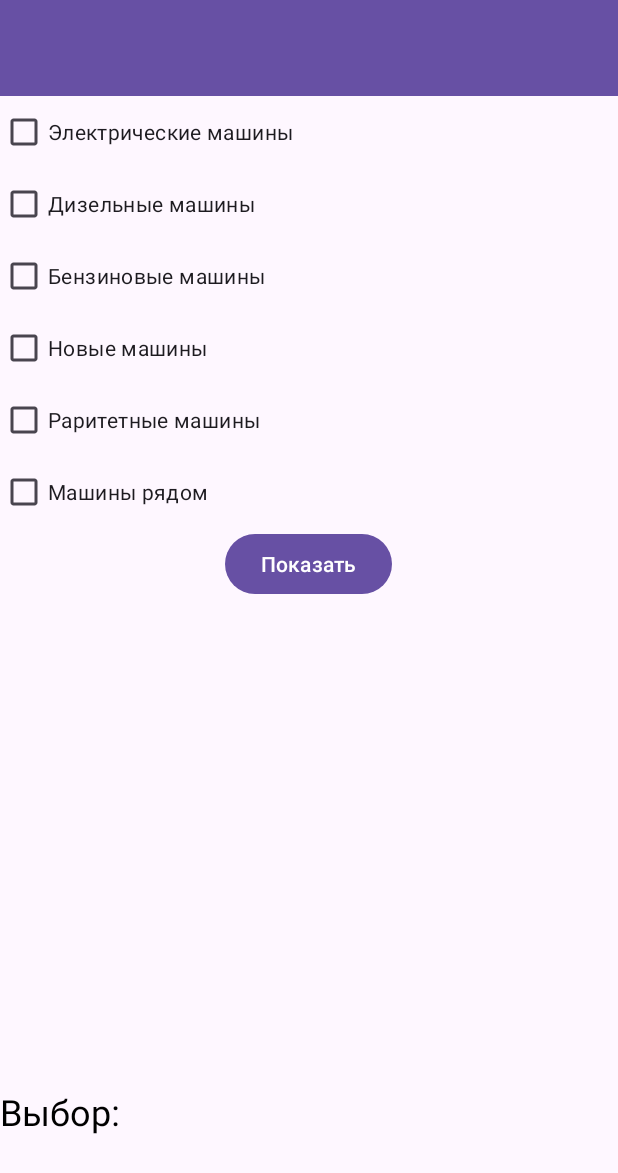
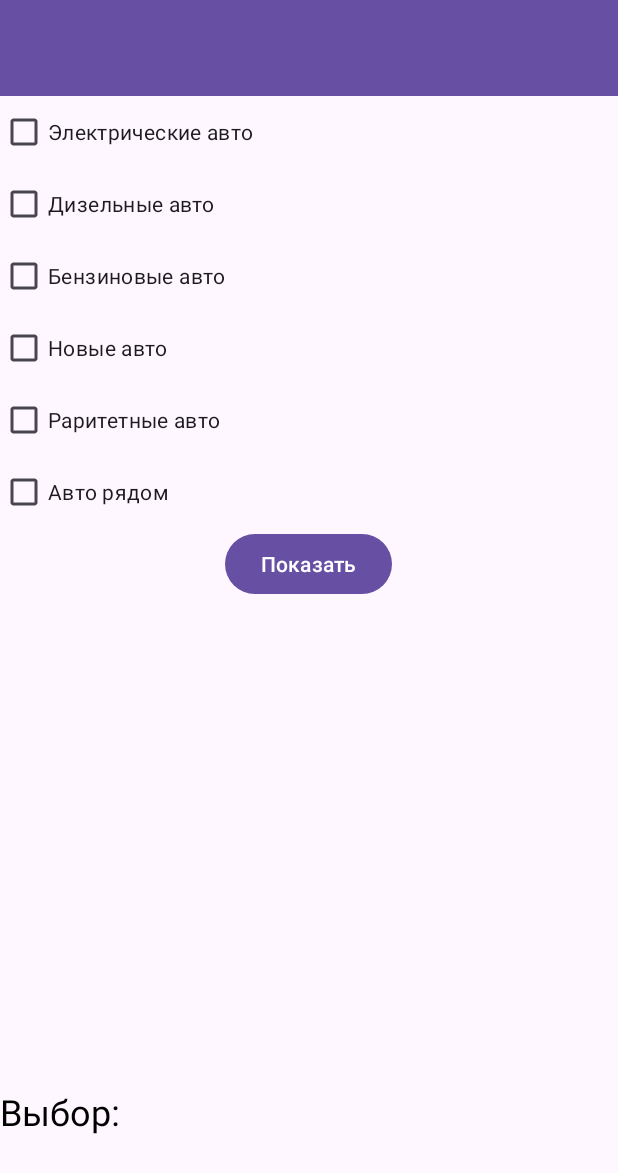
Before and after one commit to Alemoring/University_3_1_BasicsOfMobileDevelopment_3_BaseMobileApp, an Android app: the layout activity_main.xml on its own in the app's theme, with its tools: preview values and no code run, on a phone screen of 412 x 824 dp. Shown: the top 1173 px of the screen. Run offline under Robolectric (Android 15) with nearby library versions, the phone set to English and light mode, and no system bars.

Commit message:
maybe final LW3

```diff
--- a/app/src/main/res/values/strings.xml
+++ b/app/src/main/res/values/strings.xml
@@ -1,9 +1,9 @@
 <resources>
     <string name="app_name">LW 3</string>
-    <string name="electric_car">Электрические машины</string>
-    <string name="bens_car">Бензиновые машины</string>
-    <string name="disel_car">Дизельные машины</string>
-    <string name="new_car">Новые машины</string>
-    <string name="old_car">Раритетные машины</string>
-    <string name="nearby_car">Машины рядом</string>
+    <string name="electric_car">Электрические авто</string>
+    <string name="bens_car">Бензиновые авто</string>
+    <string name="disel_car">Дизельные авто</string>
+    <string name="new_car">Новые авто</string>
+    <string name="old_car">Раритетные авто</string>
+    <string name="nearby_car">Авто рядом</string>
 </resources>
```
